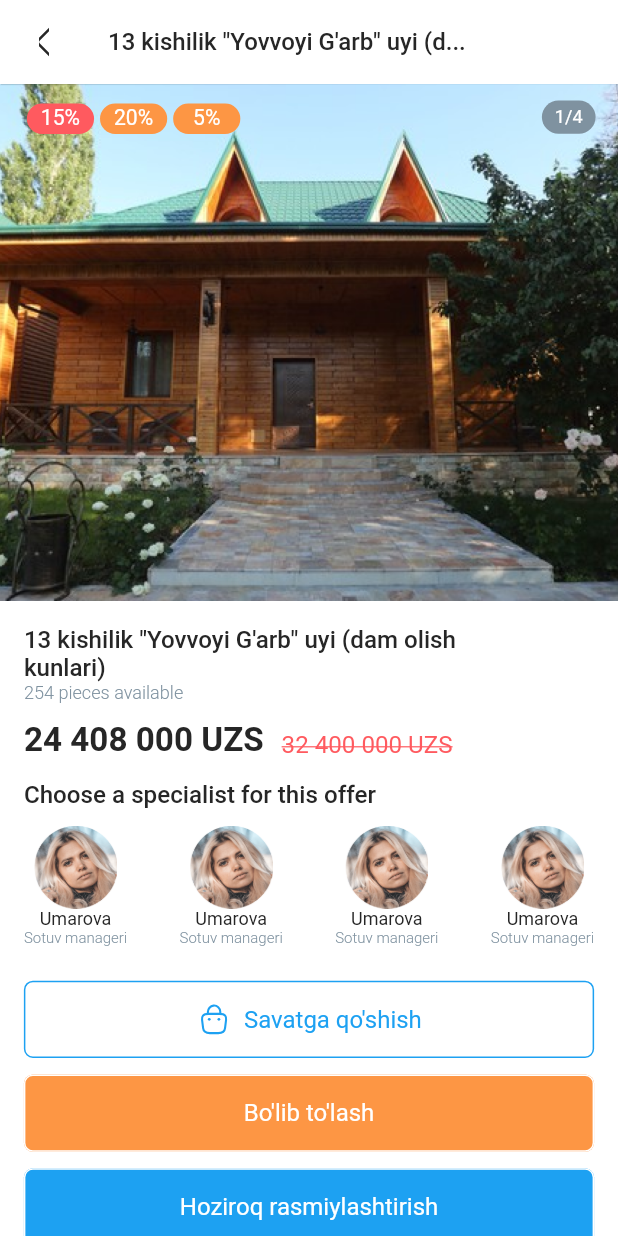
After one commit to bobirbek1/Dwed, a Flutter app: the ItemDetailsPage screen opened by its route, on a phone screen of 412 x 824 dp. The commit adds this screen. Run offline on Flutter 3.47's test engine with Material 2 defaults, Android fonts, the phone set to English and light mode, and no system bars; our stand-ins replace connectivity_plus, dartz, dio, equatable, flutter_svg, get and 2 more; accounts and stored records are empty; project files that could hold a hidden picture were left out.

Commit message:
feat: add ver_hor_item_details page

```diff
--- a/lib/app/app_icons.dart
+++ b/lib/app/app_icons.dart
@@ -22,6 +22,10 @@ class AppIcons {
   static const String ITEMS_HOR = "assets/icons/items_hor.svg";
   static const String ITEMS_VER = "assets/icons/items_ver.svg";
   static const String LOCATION = "assets/icons/location.svg";
+  static const String BAG = "assets/icons/bag-2.svg";
+  static const String MESSENGER = "assets/icons/messenger.svg";
+  static const String CALL_CALLING = "assets/icons/call-calling.svg";
+
 
 
 
--- a/lib/app/app_images.dart
+++ b/lib/app/app_images.dart
@@ -39,6 +39,9 @@ class AppImages{
   static const String PLAYGROUND = "assets/images/playground.png";
   static const String DACHA = "assets/images/dacha.png";
   static const String ANHOR = "assets/images/anhor.png";
+  static const String UY = "assets/images/uy.png";
+  static const String BORDER = "assets/images/Border.png";
+  static const String ANHOR_4 = "assets/images/anhor_4.png";
 
 
 }
--- a/lib/app/app_pages.dart
+++ b/lib/app/app_pages.dart
@@ -20,6 +20,7 @@ import 'package:flutter_template/src/presentation/pages/search/search_people/peo
 import 'package:flutter_template/src/presentation/pages/search/search_people/people_sub_page.dart';
 import 'package:flutter_template/src/presentation/pages/search/search_streams/streams_sub_details_page.dart';
 import 'package:flutter_template/src/presentation/pages/search/search_streams/streams_sub_page.dart';
+import 'package:flutter_template/src/presentation/pages/search/ver_hor_item_details.dart';
 import 'package:flutter_template/src/presentation/pages/splash/on_boarding_page.dart';
 import 'package:flutter_template/src/presentation/pages/splash/slpash_page.dart';
 import 'package:get/route_manager.dart';
@@ -85,6 +86,9 @@ class AppPages {
                 GetPage(
         name: AppRoutes.PEOPLES_SUB_DETAILS_PAGE,
         page: () => PeoplesSubDetailsPage()),
+          GetPage(
+        name: AppRoutes.ITEM_DETAILS_PAGE,
+        page: () => const ItemDetailsPage()),
     GetPage(name: AppRoutes.BOTTOM_BAR_VIEW, page: () => BottomBarView()),
   ];
 }
--- a/lib/app/app_routes.dart
+++ b/lib/app/app_routes.dart
@@ -23,6 +23,7 @@ class AppRoutes {
   static const STREAMS_SUB_DETAILS_PAGE = "/streams_sub_details_page";
   static const PEOPLE_SUB_PAGE = "/people_sub_page";
   static const PEOPLES_SUB_DETAILS_PAGE = "/peoples_sub_details_page";
+  static const ITEM_DETAILS_PAGE = "/item_details_page";
 
   static const BOTTOM_BAR_VIEW = "/bottom_bar_view";
 }
--- a/lib/src/presentation/pages/search/search_offers/offers_sub_details_page.dart
+++ b/lib/src/presentation/pages/search/search_offers/offers_sub_details_page.dart
@@ -348,6 +348,10 @@ class _OffersSubDetailsPageState extends State<OffersSubDetailsPage> {
         top: SizeConfig.calculateBlockVertical(16),
         right:SizeConfig.calculateBlockHorizontal(16),
       ),
+      child: InkWell(
+        onTap: (){
+          Get.toNamed(AppRoutes.ITEM_DETAILS_PAGE);
+        },
         child: Row(
           children: [
             Image.asset(
@@ -513,6 +517,7 @@ class _OffersSubDetailsPageState extends State<OffersSubDetailsPage> {
             ),
           ],
         ),
+      ),
     );
   }
 }
--- /dev/null
+++ b/lib/src/presentation/pages/search/ver_hor_item_details.dart
@@ -0,0 +1,539 @@
+import 'package:flutter/material.dart';
+import 'package:flutter_svg/flutter_svg.dart';
+import 'package:flutter_template/app/app_colors.dart';
+import 'package:flutter_template/app/app_icons.dart';
+import 'package:flutter_template/app/app_images.dart';
+import 'package:flutter_template/core/utils/size_config.dart';
+import 'package:get/get.dart';
+
+class ItemDetailsPage extends StatelessWidget {
+  const ItemDetailsPage({Key? key}) : super(key: key);
+
+  @override
+  Widget build(BuildContext context) {
+    return Scaffold(
+      backgroundColor: AppColors.WHITE,
+      appBar: AppBar(
+        backgroundColor: AppColors.WHITE,
+        elevation: 0.3,
+        leading: Row(
+          children: [
+            Padding(
+              padding: EdgeInsets.only(
+                left: SizeConfig.calculateBlockHorizontal(16),
+                right: SizeConfig.calculateBlockHorizontal(6),
+              ),
+              child: InkWell(
+                onTap: () {
+                  Get.back();
+                },
+                child: Container(
+                  padding: EdgeInsets.symmetric(
+                    vertical: SizeConfig.calculateBlockVertical(12.5),
+                    horizontal: SizeConfig.calculateBlockHorizontal(10),
+                  ),
+                  child: SvgPicture.asset(
+                    AppIcons.ARROW_LEFT,
+                    color: AppColors.BLACK,
+                    fit: BoxFit.cover,
+                    height: SizeConfig.calculateBlockVertical(22),
+                    width: SizeConfig.calculateBlockHorizontal(7),
+                  ),
+                ),
+              ),
+            ),
+          ],
+        ),
+        title: const Text(
+          '''13 kishilik "Yovvoyi G'arb" uyi (d...''',
+          style: TextStyle(
+            fontSize: 16,
+            fontWeight: FontWeight.w500,
+            color: AppColors.BLACK,
+          ),
+        ),
+      ),
+      body: SingleChildScrollView(
+        child: Column(
+          crossAxisAlignment: CrossAxisAlignment.start,
+          children: [
+            Stack(
+              children: [
+                Image.asset(
+                  AppImages.UY,
+                  width: double.infinity,
+                  height: SizeConfig.calculateBlockVertical(375),
+                  fit: BoxFit.cover,
+                ),
+                getPrice(),
+                Positioned(
+                  left: SizeConfig.calculateBlockHorizontal(363),
+                  top: SizeConfig.calculateBlockVertical(12),
+                  child: Container(
+                    width: SizeConfig.calculateBlockHorizontal(36),
+                    height: SizeConfig.calculateBlockVertical(24),
+                    decoration: BoxDecoration(
+                      borderRadius: BorderRadius.circular(50),
+                      color: AppColors.SHADOW_BLUE,
+                    ),
+                    child: Center(
+                      child: Text(
+                        "1/4",
+                        textAlign: TextAlign.center,
+                        style: TextStyle(
+                          fontSize: SizeConfig.calculateTextSize(12),
+                          fontWeight: FontWeight.w400,
+                          color: AppColors.WHITE,
+                        ),
+                      ),
+                    ),
+                  ),
+                ),
+              ],
+            ),
+            Padding(
+              padding: EdgeInsets.all(
+                SizeConfig.calculateBlockHorizontal(16),
+              ),
+              child: Column(
+                crossAxisAlignment: CrossAxisAlignment.start,
+                children: [
+                  getText(
+                    text:
+                        '''13 kishilik "Yovvoyi G'arb" uyi (dam olish\nkunlari)''',
+                    fontSize: SizeConfig.calculateTextSize(16),
+                    fontWeight: FontWeight.w500,
+                    color: AppColors.BLACK,
+                  ),
+                  getText(
+                    text: '''254 pieces available''',
+                    fontSize: SizeConfig.calculateTextSize(12),
+                    fontWeight: FontWeight.w300,
+                    color: AppColors.SHADOW_BLUE,
+                  ),
+                  SizedBox(
+                    height: SizeConfig.calculateBlockVertical(12),
+                  ),
+                  Row(
+                    crossAxisAlignment: CrossAxisAlignment.end,
+                    children: [
+                      getText(
+                        text: "24 408 000 UZS",
+                        fontSize: SizeConfig.calculateTextSize(22),
+                        fontWeight: FontWeight.w600,
+                        color: AppColors.BLACK,
+                      ),
+                      SizedBox(
+                        width: SizeConfig.calculateBlockHorizontal(12),
+                      ),
+                      Text(
+                        "32 400 000 UZS",
+                        style: TextStyle(
+                          fontSize: SizeConfig.calculateTextSize(16),
+                          fontWeight: FontWeight.w400,
+                          color: AppColors.SUNSET_ORANGE,
+                          decoration: TextDecoration.lineThrough,
+                        ),
+                      ),
+                    ],
+                  ),
+                  SizedBox(
+                    height: SizeConfig.calculateBlockVertical(16),
+                  ),
+                  getText(
+                    text: "Choose a specialist for this offer",
+                    fontSize: SizeConfig.calculateTextSize(16),
+                    fontWeight: FontWeight.w500,
+                    color: AppColors.BLACK,
+                  ),
+                  SizedBox(
+                    height: SizeConfig.calculateBlockVertical(12),
+                  ),
+                  Row(
+                    mainAxisAlignment: MainAxisAlignment.spaceBetween,
+                    children: [
+                      getCircleAvatar(),
+                      getCircleAvatar(),
+                      getCircleAvatar(),
+                      getCircleAvatar(),
+                    ],
+                  ),
+                  SizedBox(
+                    height: SizeConfig.calculateBlockVertical(24),
+                  ),
+                  getOutlinedButton(
+                    "Savatga qo'shish",
+                    AppColors.WHITE,
+                    AppColors.BUTTON_BLUE,
+                    AppColors.BUTTON_BLUE,
+                    Row(
+                      children: [
+                        SvgPicture.asset(
+                          AppIcons.BAG,
+                          width: SizeConfig.calculateBlockHorizontal(24),
+                          height: SizeConfig.calculateBlockVertical(24),
+                          color: AppColors.BUTTON_BLUE,
+                        ),
+                        SizedBox(
+                          width: SizeConfig.calculateBlockHorizontal(8),
+                        ),
+                      ],
+                    ),
+                  ),
+                  SizedBox(
+                    height: SizeConfig.calculateBlockVertical(12),
+                  ),
+                  getOutlinedButton(
+                    "Bo'lib to'lash",
+                    AppColors.ROYAL_ORANGE,
+                    AppColors.WHITE,
+                    AppColors.WHITE,
+                    const SizedBox(),
+                  ),
+                  SizedBox(
+                    height: SizeConfig.calculateBlockVertical(12),
+                  ),
+                  getOutlinedButton(
+                    "Hoziroq rasmiylashtirish",
+                    AppColors.BUTTON_BLUE,
+                    AppColors.WHITE,
+                    AppColors.WHITE,
+                    const SizedBox(),
+                  ),
+                  SizedBox(
+                    height: SizeConfig.calculateBlockVertical(24),
+                  ),
+                  getText(
+                    text: "Description",
+                    fontSize: SizeConfig.calculateTextSize(16),
+                    fontWeight: FontWeight.w600,
+                    color: AppColors.BLACK,
+                  ),
+                  SizedBox(
+                    height: SizeConfig.calculateBlockVertical(8),
+                  ),
+                  getText(
+                    text:
+                        "Lorem ipsum dolor sit amet, consectetur adipiscing elit. Nullam odio est morbi diam convallis. Placerat non elit sit ut. Lorem lacinia proin egestas mauris, sed egestas hendrerit. Nascetur diam nunc, dui odio dignissim neque. Elementum magna...more",
+                    fontSize: SizeConfig.calculateTextSize(14),
+                    fontWeight: FontWeight.w300,
+                    color: AppColors.SHADOW_BLUE,
+                  ),
+                  SizedBox(
+                    height: SizeConfig.calculateBlockVertical(16),
+                  ),
+                  getText(
+                    text: "Specifications",
+                    fontSize: SizeConfig.calculateTextSize(16),
+                    fontWeight: FontWeight.w600,
+                    color: AppColors.BLACK,
+                  ),
+                  SizedBox(
+                    height: SizeConfig.calculateBlockVertical(12),
+                  ),
+                  Row(
+                    mainAxisAlignment: MainAxisAlignment.spaceBetween,
+                    children: [
+                      getText(
+                        text: "Ajratish turi",
+                        fontSize: SizeConfig.calculateTextSize(14),
+                        fontWeight: FontWeight.w300,
+                        color: AppColors.BLACK,
+                      ),
+                      getText(
+                        text: "Oilaviy kvartira",
+                        fontSize: SizeConfig.calculateTextSize(14),
+                        fontWeight: FontWeight.w400,
+                        color: AppColors.BLACK,
+                      ),
+                    ],
+                  ),
+                  SizedBox(
+                    height: SizeConfig.calculateBlockVertical(8),
+                  ),
+                  Row(
+                    mainAxisAlignment: MainAxisAlignment.spaceBetween,
+                    children: [
+                      getText(
+                        text: "Odamlar soni",
+                        fontSize: SizeConfig.calculateTextSize(14),
+                        fontWeight: FontWeight.w300,
+                        color: AppColors.BLACK,
+                      ),
+                      getText(
+                        text: "13",
+                        fontSize: SizeConfig.calculateTextSize(14),
+                        fontWeight: FontWeight.w400,
+                        color: AppColors.BLACK,
+                      ),
+                    ],
+                  ),
+                  SizedBox(
+                    height: SizeConfig.calculateBlockVertical(8),
+                  ),
+                  Row(
+                    mainAxisAlignment: MainAxisAlignment.spaceBetween,
+                    children: [
+                      getText(
+                        text: "Texnika",
+                        fontSize: SizeConfig.calculateTextSize(14),
+                        fontWeight: FontWeight.w300,
+                        color: AppColors.BLACK,
+                      ),
+                      getText(
+                        text: "Wi-Fi, Televizor",
+                        fontSize: SizeConfig.calculateTextSize(14),
+                        fontWeight: FontWeight.w400,
+                        color: AppColors.BLACK,
+                      ),
+                    ],
+                  ),
+                  SizedBox(
+                    height: SizeConfig.calculateBlockVertical(40),
+                  ),
+                  getText(
+                    text: "Selling organization",
+                    fontSize: SizeConfig.calculateTextSize(16),
+                    fontWeight: FontWeight.w600,
+                    color: AppColors.BLACK,
+                  ),
+                  ListTile(
+                    leading: Image.asset(
+                      AppImages.ANHOR_4,
+                      width: SizeConfig.calculateBlockHorizontal(48),
+                      height: SizeConfig.calculateBlockVertical(48),
+                    ),
+                    title: Row(
+                      mainAxisAlignment: MainAxisAlignment.spaceBetween,
+                      children: [
+                        getText(
+                          text: "Anhor Relax Zone",
+                          fontSize: SizeConfig.calculateTextSize(16),
+                          fontWeight: FontWeight.w500,
+                          color: AppColors.BLACK,
+                        ),
+Row(
+                      children: [
+                        SvgPicture.asset(
+                          AppIcons.CALL_CALLING,
+                          width: SizeConfig.calculateBlockHorizontal(24),
+                          height: SizeConfig.calculateBlockVertical(24),
+                        ),
+                        SizedBox(
+                          width: SizeConfig.calculateBlockHorizontal(16),
+                        ),
+                        SvgPicture.asset(
+                          AppIcons.MESSENGER,
+                          width: SizeConfig.calculateBlockHorizontal(24),
+                          height: SizeConfig.calculateBlockVertical(24),
+                        )
+                      ],
+                    ),
+                      ],
+                    ),
+                    subtitle: Row(
+                      children: [
+                        SvgPicture.asset(
+                          AppIcons.MAGISTR,
+                          width: SizeConfig.calculateBlockHorizontal(13.94),
+                          height: SizeConfig.calculateBlockVertical(11.63),
+                        ),
+                        Padding(
+                          padding: EdgeInsets.only(
+                            left: SizeConfig.calculateBlockHorizontal(4.67),
+                            right: SizeConfig.calculateBlockHorizontal(12.67),
+                          ),
+                          child: Text(
+                            "55",
+                            style: TextStyle(
+                              fontSize: SizeConfig.calculateTextSize(10),
+                              fontWeight: FontWeight.w600,
+                              color: AppColors.ROYAL_ORANGE,
+                            ),
+                          ),
+                        ),
+                        SvgPicture.asset(
+                          AppIcons.ORDEN,
+                          width: SizeConfig.calculateBlockHorizontal(6.67),
+                          height: SizeConfig.calculateBlockVertical(12.98),
+                        ),
+                        Padding(
+                          padding: EdgeInsets.only(
+                            left: SizeConfig.calculateBlockHorizontal(8.67),
+                            right: SizeConfig.calculateBlockHorizontal(8.51),
+                          ),
+                          child: Text(
+                            "12",
+                            style: TextStyle(
+                              fontSize: SizeConfig.calculateTextSize(10),
+                              fontWeight: FontWeight.w600,
+                              color: AppColors.VIOLET_BLUE,
+                            ),
+                          ),
+                        ),
+                        SvgPicture.asset(
+                          AppIcons.SHAKE_HAND,
+                          width: SizeConfig.calculateBlockHorizontal(14.92),
+                          height: SizeConfig.calculateBlockVertical(9.74),
+                        ),
+                        Padding(
+                          padding: EdgeInsets.only(
+                            left: SizeConfig.calculateBlockHorizontal(4.57),
+                            right: SizeConfig.calculateBlockHorizontal(12),
+                          ),
+                          child: Text(
+                            "45",
+                            style: TextStyle(
+                              fontSize: SizeConfig.calculateTextSize(10),
+                              fontWeight: FontWeight.w600,
+                              color: AppColors.ROYAL_ORANGE,
+                            ),
+                          ),
+                        ),
+                        getText(
+                          text: "509 fikrlar",
+                          fontSize: SizeConfig.calculateTextSize(10),
+                          fontWeight: FontWeight.w400,
+                          color: AppColors.SHADOW_BLUE,
+                        ),
+                      ],
+                    ),
+
+                  ),
+                ],
+              ),
+            ),
+          ],
+        ),
+      ),
+    );
+  }
+
+  getOutlinedButton(
+      String text, Color color, Color borderColor, Color textColor,
+      [Widget? icon]) {
+    return SizedBox(
+      width: double.infinity,
+      height: SizeConfig.calculateBlockVertical(56),
+      child: OutlinedButton(
+        onPressed: () {},
+        style: OutlinedButton.styleFrom(
+          backgroundColor: color,
+          side: BorderSide(
+            width: 1.0,
+            color: borderColor,
+          ),
+          shape: RoundedRectangleBorder(
+            borderRadius: BorderRadius.circular(6),
+          ),
+        ),
+        child: Center(
+          child: Row(
+            mainAxisAlignment: MainAxisAlignment.center,
+            children: [
+              icon!,
+              Text(
+                text,
+                style: TextStyle(
+                  fontSize: 16,
+                  fontWeight: FontWeight.w400,
+                  color: textColor,
+                ),
+              ),
+            ],
+          ),
+        ),
+      ),
+    );
+  }
+
+  getCircleAvatar() {
+    return Column(
+      children: [
+        Image.asset(
+          AppImages.BORDER,
+          width: SizeConfig.calculateBlockHorizontal(60),
+          height: SizeConfig.calculateBlockVertical(60),
+        ),
+        getText(
+          text: "Umarova",
+          fontSize: 12,
+          fontWeight: FontWeight.w400,
+          color: AppColors.BLACK,
+        ),
+        getText(
+          text: "Sotuv manageri",
+          fontSize: 10,
+          fontWeight: FontWeight.w300,
+          color: AppColors.SHADOW_BLUE,
+        )
+      ],
+    );
+  }
+
+  getPrice() {
+    return Positioned(
+      left: SizeConfig.calculateBlockHorizontal(16),
+      top: SizeConfig.calculateBlockVertical(12),
+      child: Row(
+        children: [
+          getPriceContainer(
+            "15%",
+            AppColors.SUNSET_ORANGE,
+          ),
+          getPriceContainer(
+            "20%",
+            AppColors.ROYAL_ORANGE,
+          ),
+          getPriceContainer(
+            "5%",
+            AppColors.ROYAL_ORANGE,
+          ),
+        ],
+      ),
+    );
+  }
+
+  Widget getPriceContainer(String text, Color color) {
+    return Padding(
+      padding: EdgeInsets.all(
+        SizeConfig.calculateBlockHorizontal(2),
+      ),
+      child: Container(
+        width: SizeConfig.calculateBlockHorizontal(45),
+        height: SizeConfig.calculateBlockVertical(22),
+        decoration: BoxDecoration(
+          borderRadius: BorderRadius.circular(100),
+          color: color,
+        ),
+        child: Center(
+          child: Text(
+            text,
+            textAlign: TextAlign.center,
+            style: TextStyle(
+              fontSize: SizeConfig.calculateTextSize(14),
+              fontWeight: FontWeight.w400,
+              color: AppColors.WHITE,
+            ),
+          ),
+        ),
+      ),
+    );
+  }
+
+  Widget getText({
+    required String text,
+    required double fontSize,
+    required fontWeight,
+    required Color color,
+  }) {
+    return Text(
+      text,
+      style: TextStyle(
+        fontSize: fontSize,
+        fontWeight: fontWeight,
+        color: color,
+      ),
+    );
+  }
+}
```
Also changed, not shown: assets/icons/call-calling.svg, assets/icons/messenger.svg, assets/images/Border.png (added), assets/images/anhor_4.png (added), assets/images/uy.png (added). Lines whose indentation alone changed are shown as unchanged.
